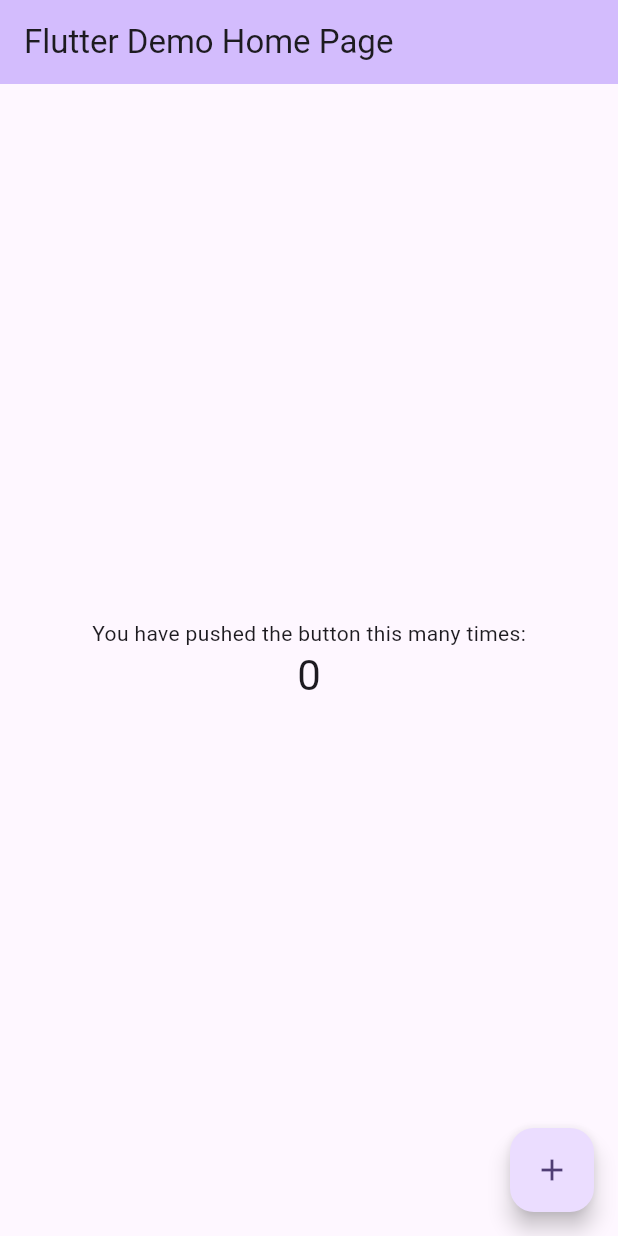
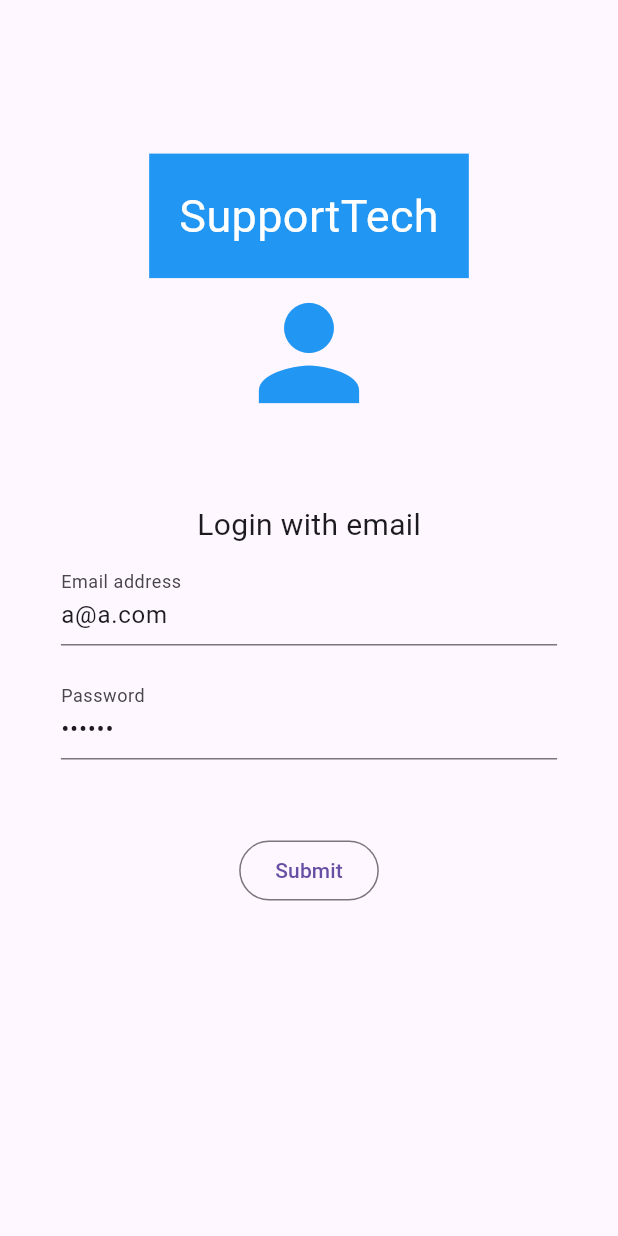
Before and after one commit to Dahenzl/Proyecto-Aplicacion-Soporte, a Flutter app: the screen it shows after launch, on a phone screen of 412 x 824 dp. Run offline on Flutter 3.47's test engine with Material 3 defaults, Android fonts, the light colour scheme and no system bars; our stand-ins replace get, loggy.

Commit message:
Creacion pagina de login y esquema base del proyectp

```diff
--- a/lib/main.dart
+++ b/lib/main.dart
@@ -1,125 +1,31 @@
 import 'package:flutter/material.dart';
+import 'package:get/get.dart';
+import 'package:loggy/loggy.dart';
+import 'package:proyecto_aplicacion_soporte/ui/controller/authentication_controller.dart';
+import 'package:proyecto_aplicacion_soporte/ui/pages/authentication/login_page.dart';
 
 void main() {
+  Loggy.initLoggy(
+    logPrinter: const PrettyPrinter(
+      showColors: true,
+    ),
+  );
+
+  Get.put(AuthenticationController());
   runApp(const MyApp());
 }
 
 class MyApp extends StatelessWidget {
   const MyApp({super.key});
 
-  // This widget is the root of your application.
   @override
   Widget build(BuildContext context) {
-    return MaterialApp(
+    return GetMaterialApp(
       title: 'Flutter Demo',
       theme: ThemeData(
-        // This is the theme of your application.
-        //
-        // TRY THIS: Try running your application with "flutter run". You'll see
-        // the application has a purple toolbar. Then, without quitting the app,
-        // try changing the seedColor in the colorScheme below to Colors.green
-        // and then invoke "hot reload" (save your changes or press the "hot
-        // reload" button in a Flutter-supported IDE, or press "r" if you used
-        // the command line to start the app).
-        //
-        // Notice that the counter didn't reset back to zero; the application
-        // state is not lost during the reload. To reset the state, use hot
-        // restart instead.
-        //
-        // This works for code too, not just values: Most code changes can be
-        // tested with just a hot reload.
-        colorScheme: ColorScheme.fromSeed(seedColor: Colors.deepPurple),
-        useMaterial3: true,
+        primarySwatch: Colors.blue,
       ),
-      home: const MyHomePage(title: 'Flutter Demo Home Page'),
+      home: const LoginPage(),
     );
   }
 }
-
-class MyHomePage extends StatefulWidget {
-  const MyHomePage({super.key, required this.title});
-
-  // This widget is the home page of your application. It is stateful, meaning
-  // that it has a State object (defined below) that contains fields that affect
-  // how it looks.
-
-  // This class is the configuration for the state. It holds the values (in this
-  // case the title) provided by the parent (in this case the App widget) and
-  // used by the build method of the State. Fields in a Widget subclass are
-  // always marked "final".
-
-  final String title;
-
-  @override
-  State<MyHomePage> createState() => _MyHomePageState();
-}
-
-class _MyHomePageState extends State<MyHomePage> {
-  int _counter = 0;
-
-  void _incrementCounter() {
-    setState(() {
-      // This call to setState tells the Flutter framework that something has
-      // changed in this State, which causes it to rerun the build method below
-      // so that the display can reflect the updated values. If we changed
-      // _counter without calling setState(), then the build method would not be
-      // called again, and so nothing would appear to happen.
-      _counter++;
-    });
-  }
-
-  @override
-  Widget build(BuildContext context) {
-    // This method is rerun every time setState is called, for instance as done
-    // by the _incrementCounter method above.
-    //
-    // The Flutter framework has been optimized to make rerunning build methods
-    // fast, so that you can just rebuild anything that needs updating rather
-    // than having to individually change instances of widgets.
-    return Scaffold(
-      appBar: AppBar(
-        // TRY THIS: Try changing the color here to a specific color (to
-        // Colors.amber, perhaps?) and trigger a hot reload to see the AppBar
-        // change color while the other colors stay the same.
-        backgroundColor: Theme.of(context).colorScheme.inversePrimary,
-        // Here we take the value from the MyHomePage object that was created by
-        // the App.build method, and use it to set our appbar title.
-        title: Text(widget.title),
-      ),
-      body: Center(
-        // Center is a layout widget. It takes a single child and positions it
-        // in the middle of the parent.
-        child: Column(
-          // Column is also a layout widget. It takes a list of children and
-          // arranges them vertically. By default, it sizes itself to fit its
-          // children horizontally, and tries to be as tall as its parent.
-          //
-          // Column has various properties to control how it sizes itself and
-          // how it positions its children. Here we use mainAxisAlignment to
-          // center the children vertically; the main axis here is the vertical
-          // axis because Columns are vertical (the cross axis would be
-          // horizontal).
-          //
-          // TRY THIS: Invoke "debug painting" (choose the "Toggle Debug Paint"
-          // action in the IDE, or press "p" in the console), to see the
-          // wireframe for each widget.
-          mainAxisAlignment: MainAxisAlignment.center,
-          children: <Widget>[
-            const Text(
-              'You have pushed the button this many times:',
-            ),
-            Text(
-              '$_counter',
-              style: Theme.of(context).textTheme.headlineMedium,
-            ),
-          ],
-        ),
-      ),
-      floatingActionButton: FloatingActionButton(
-        onPressed: _incrementCounter,
-        tooltip: 'Increment',
-        child: const Icon(Icons.add),
-      ), // This trailing comma makes auto-formatting nicer for build methods.
-    );
-  }
-}
--- /dev/null
+++ b/lib/ui/controller/authentication_controller.dart
@@ -0,0 +1,33 @@
+import 'package:get/get.dart';
+import 'package:loggy/loggy.dart';
+
+class AuthenticationController extends GetxController {
+  final logged = false.obs;
+  final errorMessage = ''.obs; // Mensaje de error observable
+
+  bool get isLogged => logged.value;
+
+  Future<void> login(String email, String password) async {
+    try {
+      // Aquí deberías agregar la lógica real de inicio de sesión, como llamar a una API para autenticar al usuario.
+      // Este es un ejemplo de simulación de inicio de sesión exitoso basado en las credenciales del usuario.
+      if (email == 'a@a.com' || email == 'b@b.com' && password == '123456') {
+        logged.value = true;
+        errorMessage.value = ''; // Limpiar mensaje de error
+      } else if (email == 'c@c.com ' && password == '123456')  {
+        logged.value = true;
+        errorMessage.value = ''; // Limpiar mensaje de error
+      } else {
+        throw Exception('Credenciales inválidas');
+      }
+    } catch (e) {
+      logError('Error en el inicio de sesión: $e');
+      errorMessage.value = 'Error al iniciar sesión'; // Establecer mensaje de error
+      throw e;
+    }
+  }
+
+  Future<void> logOut() async {
+    logged.value = false;
+  }
+}
--- /dev/null
+++ b/lib/ui/pages/authentication/login_page.dart
@@ -0,0 +1,136 @@
+import 'package:flutter/material.dart';
+import 'package:get/get.dart';
+import 'package:loggy/loggy.dart';
+import '../../controller/authentication_controller.dart';
+
+class LoginPage extends StatefulWidget {
+  const LoginPage({super.key});
+
+  @override
+  State<LoginPage> createState() => _LoginPageState();
+}
+
+class _LoginPageState extends State<LoginPage> {
+  final _formKey = GlobalKey<FormState>();
+  final controllerEmail = TextEditingController(text: 'a@a.com');
+  final controllerPassword = TextEditingController(text: '123456');
+  AuthenticationController authenticationController = Get.find();
+
+  _login(theEmail, thePassword) async {
+    logInfo('_login $theEmail $thePassword');
+    try {
+      await authenticationController.login(theEmail, thePassword);
+    } catch (err) {
+      Get.snackbar(
+        "Login",
+        err.toString(),
+        icon: const Icon(Icons.person, color: Colors.red),
+        snackPosition: SnackPosition.BOTTOM,
+      );
+    }
+  }
+
+  @override
+  Widget build(BuildContext context) {
+    return Scaffold(
+      body: Container(
+        padding: const EdgeInsets.all(20),
+        margin: EdgeInsets.only(top: MediaQuery.of(context).size.height * 0.1),
+        child: Column(
+          mainAxisAlignment: MainAxisAlignment.start,
+          crossAxisAlignment: CrossAxisAlignment.center,
+          children: [
+            Container(
+              padding: const EdgeInsets.all(20),
+              color: Colors.blue,
+              child: const Text(
+                "SupportTech",
+                // White color for the text
+                style: TextStyle(
+                  color: Colors.white,
+                  fontSize: 30,
+                )
+              ),
+            ),
+            const Icon(
+              Icons.person,
+              size: 100,
+              color: Colors.blue,
+            ),
+            const SizedBox(
+              height: 50,
+            ),
+            Form(
+              key: _formKey,
+              child: Container(
+                padding: EdgeInsets.symmetric(
+                  horizontal: MediaQuery.of(context).size.width < 800
+                      ? MediaQuery.of(context).size.width * 0.05
+                      : MediaQuery.of(context).size.width * 0.2,
+                ),
+                child: Column(
+                    mainAxisAlignment: MainAxisAlignment.center,
+                    children: [
+                      const Text(
+                        "Login with email",
+                        style: TextStyle(fontSize: 20),
+                      ),
+                      const SizedBox(
+                        height: 10,
+                      ),
+                      TextFormField(
+                        keyboardType: TextInputType.emailAddress,
+                        controller: controllerEmail,
+                        decoration:
+                            const InputDecoration(labelText: "Email address"),
+                        validator: (String? value) {
+                          if (value!.isEmpty) {
+                            return "Enter email";
+                          } else if (!value.contains('@')) {
+                            return "Enter valid email address";
+                          }
+                          return null;
+                        },
+                      ),
+                      const SizedBox(
+                        height: 20,
+                      ),
+                      TextFormField(
+                        controller: controllerPassword,
+                        decoration:
+                            const InputDecoration(labelText: "Password"),
+                        keyboardType: TextInputType.number,
+                        obscureText: true,
+                        validator: (String? value) {
+                          if (value!.isEmpty) {
+                            return "Enter password";
+                          } else if (value.length < 6) {
+                            return "Password should have at least 6 characters";
+                          }
+                          return null;
+                        },
+                      ),
+                      const SizedBox(
+                        height: 50,
+                      ),
+                      OutlinedButton(
+                          onPressed: () async {
+                            // this line dismiss the keyboard by taking away the focus of the TextFormField and giving it to an unused
+                            FocusScope.of(context).requestFocus(FocusNode());
+                            final form = _formKey.currentState;
+                            form!.save();
+                            if (_formKey.currentState!.validate()) {
+                              await _login(controllerEmail.text,
+                                  controllerPassword.text);
+                            }
+                          },
+                          child: const Text("Submit")),
+                    ]),
+              ),
+            ),
+          ],
+        ),
+      ),
+    );
+  }
+}
--- a/pubspec.yaml
+++ b/pubspec.yaml
@@ -35,6 +35,8 @@ dependencies:
   # The following adds the Cupertino Icons font to your application.
   # Use with the CupertinoIcons class for iOS style icons.
   cupertino_icons: ^1.0.2
+  get: ^4.6.6
+  loggy: ^2.0.3
 
 dev_dependencies:
   flutter_test:
```
Also changed, not shown: pubspec.lock.
